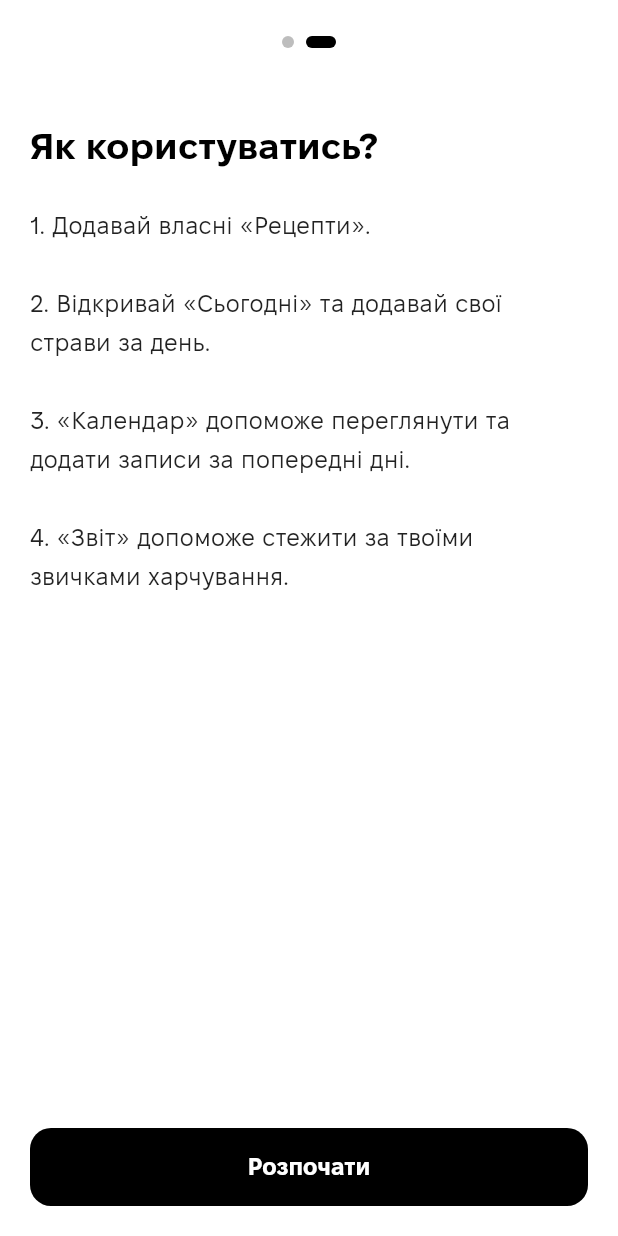
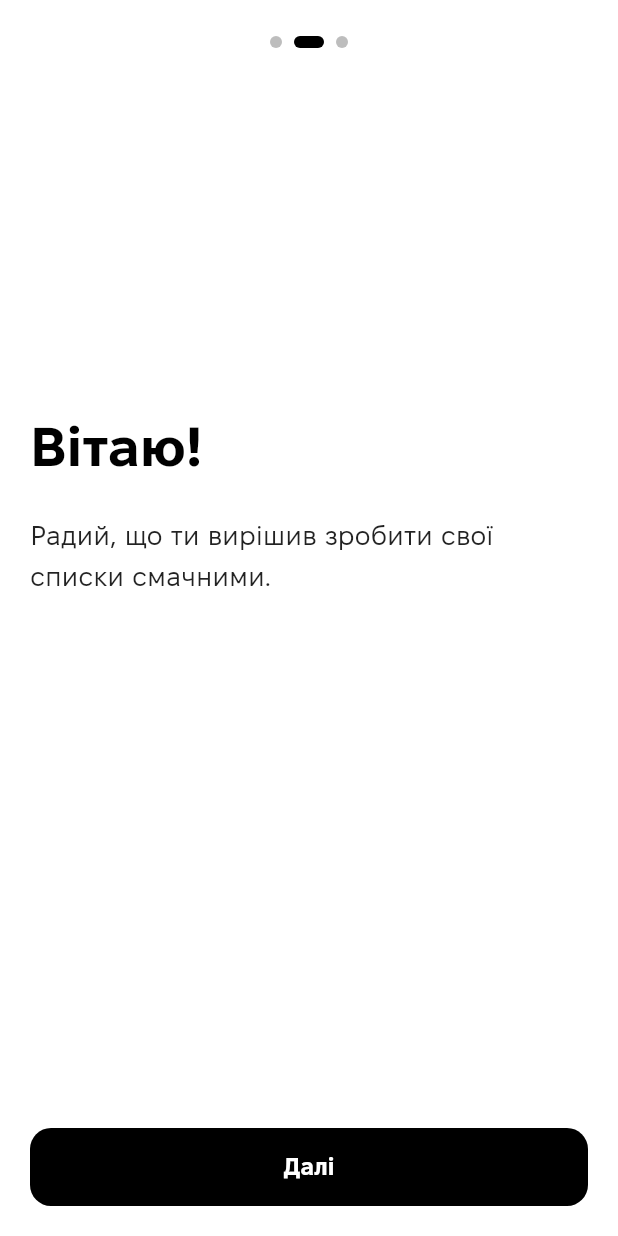
Before and after one commit to skvortsovden/smakolist, a Flutter app: the screen it shows after launch, swiped to page 2, on a phone screen of 412 x 824 dp. Run offline on Flutter 3.47's test engine with Material 3 defaults, Android fonts, the phone set to English and light mode, and no system bars; our stand-ins replace file_picker, flutter_local_notifications, image_cropper, image_picker, package_info_plus, share_plus and 4 more.

Commit message:
feat: enhance onboarding experience with welcome page and localization updates
- Added a new welcome page to the onboarding flow, displaying a personalized greeting.
- Updated localization files to include new strings for the welcome page.
- Modified onboarding screen to include the new welcome page after the name entry.
- Improved meal slot card to show a placeholder when no items are added.
- Updated app provider to handle CSV export with semicolon as a delimiter.
- Created a design document outlining the UI/UX specifications for the app.
- Added requirements documentation detailing features, data models, and non-functional requirements.

```diff
--- a/assets/l10n/uk.yaml
+++ b/assets/l10n/uk.yaml
@@ -13,6 +13,10 @@ tab_settings: Налаштування
 onboarding_name_title: "Як до тебе звертатись?"
 onboarding_name_hint: "Введи своє ім'я…"
 onboarding_name_btn: Далі
+onboarding_welcome_title: "Вітаю, {name}!"
+onboarding_welcome_title_default: "Вітаю!"
+onboarding_welcome_body: "Радий, що ти вирішив зробити свої списки смачними."
+onboarding_welcome_btn: Далі
 onboarding_guide_title: Як користуватись?
 onboarding_guide_text: "1. Додавай власні «Рецепти».\n\n2. Відкривай «Сьогодні» та додавай свої страви за день.\n\n3. «Календар» допоможе переглянути та додати записи за попередні дні.\n\n4. «Звіт» допоможе стежити за твоїми звичками харчування."
 onboarding_guide_btn: Розпочати
@@ -26,7 +30,7 @@ today_greeting_default: "Вітаю, друже!"
 today_date_prefix: Сьогодні
 today_section_meals: ПРИЙОМИ ЇЖІ
 today_section_note: НОТАТКА
-today_note_hint: "Якісь смаколики сьогодні?"
+today_note_hint: "Ще якісь смаколики сьогодні?"
 today_slot_breakfast: Сніданок
 today_slot_lunch: Обід
 today_slot_dinner: Вечеря
@@ -35,12 +39,12 @@ today_slot_time_breakfast: "7:00–10:00"
 today_slot_time_lunch: "12:00–14:00"
 today_slot_time_dinner: "18:00–21:00"
 today_slot_time_snack: будь-коли
-today_no_items: Не додано
+today_no_items: не додано
 today_btn_add_prefix: "+ "
 
 # ── Calendar ─────────────────────────────────────────────────────────────────
 calendar_future_day: Цей день ще не настав
-calendar_no_data: Не додано
+calendar_no_data: не додано
 calendar_btn_add: Додати
 calendar_btn_edit: Змінити
 
@@ -51,14 +55,14 @@ edit_btn_save: Зберегти
 picker_title_prefix: "Додати "
 picker_empty: Рецепти відсутні. Додавай їх у розділі «Рецепти».
 picker_go_recipes: Перейти до рецептів
-picker_filter_all: Усі
+picker_filter_all: усі
 
 # ── Recipes view ──────────────────────────────────────────────────────────────
 recipes_title: Рецепти
 recipes_count_suffix_1: рецепт
 recipes_count_suffix_few: рецепти
 recipes_count_suffix_many: рецептів
-recipes_filter_all: Усі
+recipes_filter_all: усі
 recipes_empty_title: Ще немає рецептів
 recipes_empty_subtitle: "Додай свій перший рецепт"
 recipes_empty_btn: "+ Новий рецепт"
--- a/lib/l10n/strings.dart
+++ b/lib/l10n/strings.dart
@@ -28,6 +28,11 @@ class S {
   static String get onboardingNameTitle => _s('onboarding_name_title');
   static String get onboardingNameHint => _s('onboarding_name_hint');
   static String get onboardingNameBtn => _s('onboarding_name_btn');
+  static String welcomeTitle(String name) =>
+      _s('onboarding_welcome_title').replaceFirst('{name}', name);
+  static String get welcomeTitleDefault => _s('onboarding_welcome_title_default');
+  static String get welcomeBody => _s('onboarding_welcome_body');
+  static String get welcomeBtn => _s('onboarding_welcome_btn');
   static String get onboardingGuideTitle => _s('onboarding_guide_title');
   static String get onboardingGuideText => _s('onboarding_guide_text');
   static String get onboardingGuideBtn => _s('onboarding_guide_btn');
--- a/lib/providers/app_provider.dart
+++ b/lib/providers/app_provider.dart
@@ -396,7 +396,10 @@ class AppProvider extends ChangeNotifier {
 
   static String _csvRow(List<String> fields) {
     return fields.map((f) {
-      if (f.contains(',') || f.contains('"') || f.contains('\n') || f.contains('\r')) {
+      // Also quote fields with ';' — European locale apps auto-detect semicolons
+      // as delimiters, which would shift all columns when ingredients/tags use them.
+      if (f.contains(',') || f.contains(';') || f.contains('"') ||
+          f.contains('\n') || f.contains('\r')) {
         return '"${f.replaceAll('"', '""')}"';
       }
       return f;
--- a/lib/screens/onboarding_screen.dart
+++ b/lib/screens/onboarding_screen.dart
@@ -25,10 +25,14 @@ class _OnboardingScreenState extends State<OnboardingScreen> {
   }
 
   void _nextPage() {
-    _pageController.nextPage(
-      duration: const Duration(milliseconds: 350),
-      curve: Curves.easeInOut,
-    );
+    FocusScope.of(context).unfocus();
+    Future.delayed(const Duration(milliseconds: 80), () {
+      if (!mounted) return;
+      _pageController.nextPage(
+        duration: const Duration(milliseconds: 350),
+        curve: Curves.easeInOut,
+      );
+    });
   }
 
   void _finish() {
@@ -66,6 +70,10 @@ class _OnboardingScreenState extends State<OnboardingScreen> {
                     controller: _nameController,
                     onNext: _nextPage,
                   ),
+                  _WelcomePage(
+                    nameController: _nameController,
+                    onNext: _nextPage,
+                  ),
                   _GuidePage(onFinish: _finish),
                 ],
               ),
@@ -86,7 +94,7 @@ class _ProgressDots extends StatelessWidget {
   Widget build(BuildContext context) {
     return Row(
       mainAxisAlignment: MainAxisAlignment.center,
-      children: List.generate(2, (i) {
+      children: List.generate(3, (i) {
         final isActive = i == current;
         return AnimatedContainer(
           duration: const Duration(milliseconds: 250),
@@ -147,6 +155,52 @@ class _NamePage extends StatelessWidget {
           ),
           const Spacer(),
           _PrimaryButton(label: S.onboardingNameBtn, onTap: onNext),
+          const SizedBox(height: 20),
+        ],
+      ),
+    );
+  }
+}
+
+class _WelcomePage extends StatelessWidget {
+  final TextEditingController nameController;
+  final VoidCallback onNext;
+
+  const _WelcomePage({required this.nameController, required this.onNext});
+
+  @override
+  Widget build(BuildContext context) {
+    final name = nameController.text.trim();
+    final title =
+        name.isNotEmpty ? S.welcomeTitle(name) : S.welcomeTitleDefault;
+    return Padding(
+      padding: const EdgeInsets.symmetric(horizontal: 20),
+      child: Column(
+        crossAxisAlignment: CrossAxisAlignment.start,
+        children: [
+          const Spacer(flex: 2),
+          Text(
+            title,
+            style: const TextStyle(
+              fontFamily: 'FixelDisplay',
+              fontWeight: FontWeight.w800,
+              fontSize: 36,
+              color: Colors.black,
+              height: 1.2,
+            ),
+          ),
+          const SizedBox(height: 24),
+          Text(
+            S.welcomeBody,
+            style: const TextStyle(
+              fontFamily: 'FixelText',
+              fontSize: 18,
+              color: Colors.black87,
+              height: 1.5,
+            ),
+          ),
+          const Spacer(flex: 3),
+          _PrimaryButton(label: S.welcomeBtn, onTap: onNext),
           const SizedBox(height: 20),
         ],
       ),
```
Also changed, not shown: lib/widgets/meal_slot_card.dart (+18 -18 lines), 3 other files.
